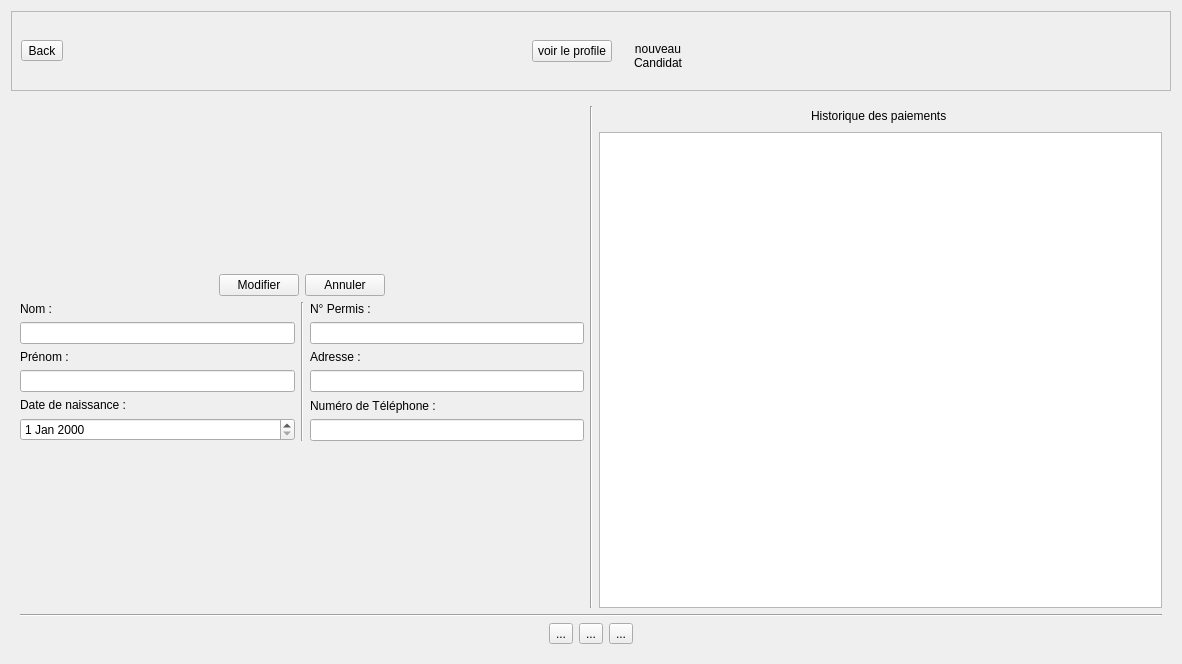
Old version of the form Auto_Ecole/moniteur/moniteur.ui in the repository AmineHouari98/auto_Ecole.
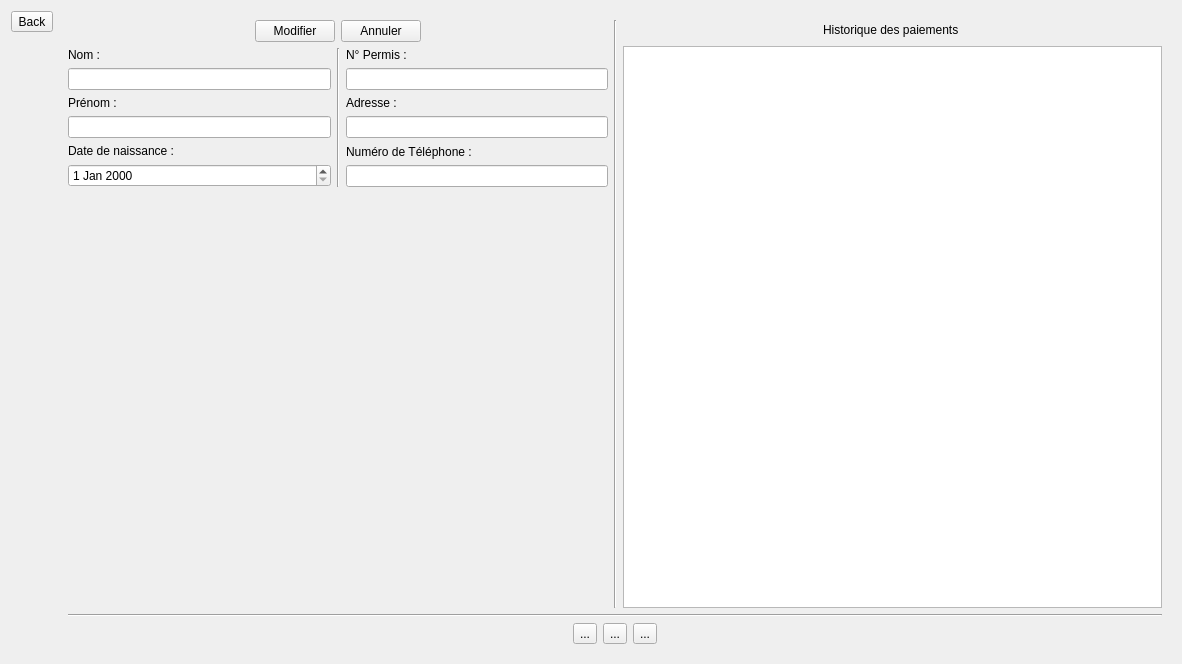
New version of the form. Icons and pictures are not drawn. Custom widgets are drawn as their Qt base class.

```diff
--- a/Auto_Ecole/moniteur/moniteur.ui
+++ b/Auto_Ecole/moniteur/moniteur.ui
@@ -15,6 +15,42 @@
   </property>
   <layout class="QGridLayout" name="gridLayout_2">
    <item row="0" column="0">
+    <layout class="QVBoxLayout" name="verticalLayout_2">
+     <item>
+      <widget class="QToolButton" name="toolButton_back">
+       <property name="text">
+        <string>Back</string>
+       </property>
+      </widget>
+     </item>
+     <item>
+      <spacer name="verticalSpacer_3">
+       <property name="orientation">
+        <enum>Qt::Vertical</enum>
+       </property>
+       <property name="sizeHint" stdset="0">
+        <size>
+         <width>20</width>
+         <height>40</height>
+        </size>
+       </property>
+      </spacer>
+     </item>
+    </layout>
+   </item>
+   <item row="0" column="1">
+    <widget class="QStackedWidget" name="stackedWidget">
+     <property name="styleSheet">
+      <string notr="true">font: 10pt &quot;Yu Gothic UI&quot;;</string>
+     </property>
+     <property name="currentIndex">
+      <number>1</number>
+     </property>
+     <widget class="QWidget" name="page">
+      <layout class="QGridLayout" name="gridLayout">
+       <item row="0" column="0">
+        <layout class="QVBoxLayout" name="verticalLayout">
+         <item>
     <widget class="QFrame" name="frame">
      <property name="minimumSize">
       <size>
@@ -35,13 +71,6 @@
       <enum>QFrame::Raised</enum>
      </property>
      <layout class="QHBoxLayout" name="horizontalLayout_2">
-      <item>
-       <widget class="QToolButton" name="toolButton_back">
-        <property name="text">
-         <string>Back</string>
-        </property>
-       </widget>
-      </item>
       <item>
        <spacer name="horizontalSpacer">
         <property name="orientation">
@@ -132,17 +161,7 @@
      </layout>
     </widget>
    </item>
-   <item row="1" column="0">
-    <widget class="QStackedWidget" name="stackedWidget">
-     <property name="styleSheet">
-      <string notr="true">font: 10pt &quot;Yu Gothic UI&quot;;</string>
-     </property>
-     <property name="currentIndex">
-      <number>1</number>
-     </property>
-     <widget class="QWidget" name="page">
-      <layout class="QGridLayout" name="gridLayout">
-       <item row="0" column="0">
+         <item>
         <layout class="QHBoxLayout" name="horizontalLayout">
          <item>
           <widget class="TableViewTools" name="widget" native="true"/>
@@ -157,6 +176,8 @@
         </layout>
        </item>
       </layout>
+       </item>
+      </layout>
      </widget>
      <widget class="QWidget" name="page_2">
       <layout class="QGridLayout" name="gridLayout_3">
@@ -166,19 +187,6 @@
           <layout class="QHBoxLayout" name="horizontalLayout_8">
            <item>
             <layout class="QVBoxLayout" name="verticalLayout_11">
-             <item>
-              <spacer name="verticalSpacer_2">
-               <property name="orientation">
-                <enum>Qt::Vertical</enum>
-               </property>
-               <property name="sizeHint" stdset="0">
-                <size>
-                 <width>20</width>
-                 <height>40</height>
-                </size>
-               </property>
-              </spacer>
-             </item>
              <item>
               <layout class="QHBoxLayout" name="horizontalLayout_5">
                <item>
```
Lines whose indentation alone changed are shown as unchanged.
